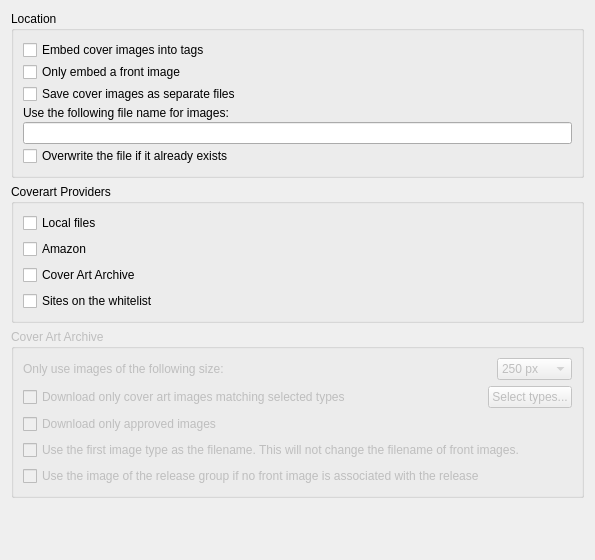
This is ui/options_cover.ui in metabrainz/picard as Qt 5 draws it before an edit. The edited form follows.
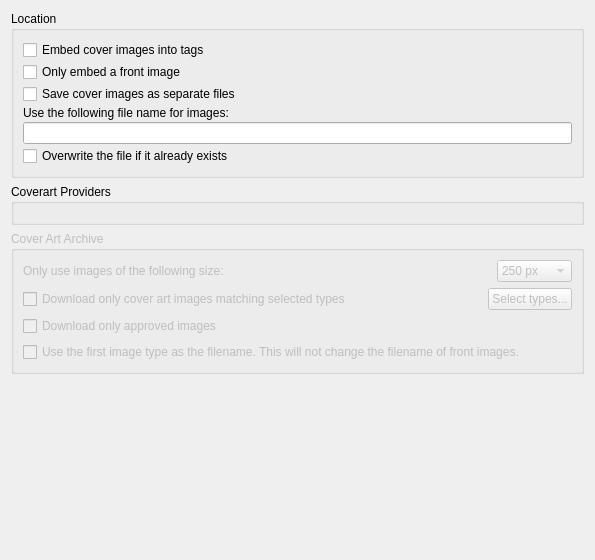
This is the edited form.

Commit message:
Redesign the UI and options for cover art providers
- list of checkboxes to enable/disabled each provider
- re-orderable list items using drag'n'drop, allowing to define which provider should be executed first
- save settings for providers order/enabled in one config list option

Patch:
```diff
--- a/ui/options_cover.ui
+++ b/ui/options_cover.ui
@@ -69,35 +69,7 @@
      <property name="title">
       <string>Coverart Providers</string>
      </property>
-     <layout class="QVBoxLayout" name="verticalLayout_2">
-      <item>
-       <widget class="QCheckBox" name="caprovider_local">
-        <property name="text">
-         <string>Local files</string>
-        </property>
-       </widget>
-      </item>
-      <item>
-       <widget class="QCheckBox" name="caprovider_amazon">
-        <property name="text">
-         <string>Amazon</string>
-        </property>
-       </widget>
-      </item>
-      <item>
-       <widget class="QCheckBox" name="caprovider_caa">
-        <property name="text">
-         <string>Cover Art Archive</string>
-        </property>
-       </widget>
-      </item>
-      <item>
-       <widget class="QCheckBox" name="caprovider_whitelist">
-        <property name="text">
-         <string>Sites on the whitelist</string>
-        </property>
-       </widget>
-      </item>
+     <layout class="QVBoxLayout" name="ca_providers_layout">
      </layout>
     </widget>
    </item>
@@ -216,13 +188,6 @@
         </property>
        </widget>
      </item>
-     <item>
-	  <widget class="QCheckBox" name="caprovider_caa_release_group">
-        <property name="text">
-         <string>Use the image of the release group if no front image is associated with the release</string>
-        </property>
-       </widget>
-      </item>
      </layout>
     </widget>
    </item>
```
Left out of the diff: 6 changed lines with no effect on the pictures. The commit also changes 9 other files.
